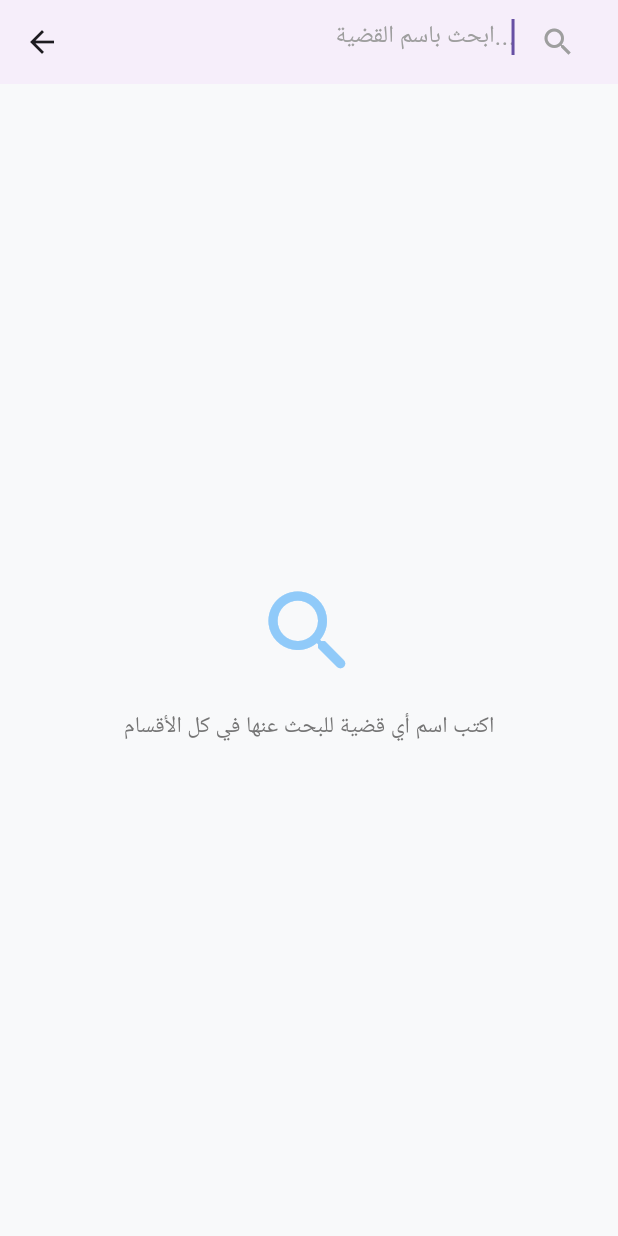
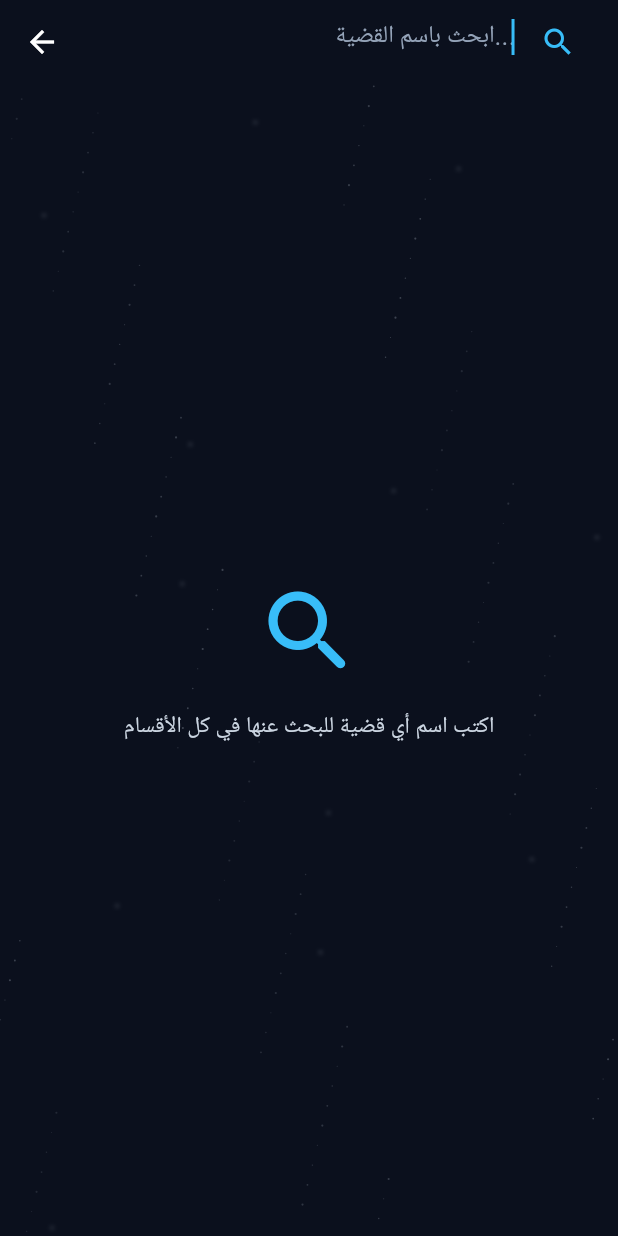
Before and after one commit to hebismail-sketch/learn_law, a Flutter app: the GlobalSearchScreen screen opened directly, on a phone screen of 412 x 824 dp. Run offline on Flutter 3.47's test engine with Material 3 defaults, Android fonts, the phone set to English and light mode, and no system bars; our stand-ins replace connectivity_plus, drift, drift_flutter, flutter_bloc, get_it, supabase_flutter; accounts and stored records are empty; generated files the repository leaves out were written again.

Commit message:
Restyle global case search
Match the search screen with the app's dark palette, starry background, and readable result cards.

Co-authored-by: Copilot <223556219+Copilot@users.noreply.github.com>

```diff
--- a/lib/features/legal_cases/presentation/screens/global_search_screen.dart
+++ b/lib/features/legal_cases/presentation/screens/global_search_screen.dart
@@ -5,6 +5,7 @@ import 'package:supabase_flutter/supabase_flutter.dart';
 import '../../../../core/injection_container.dart';
 import '../../domain/entities/legal_case_entity.dart';
 import '../bloc/legal_cubit.dart';
+import '../widgets/starry_background.dart';
 import 'case_roadmap_screen.dart';
 
 class GlobalSearchScreen extends StatefulWidget {
@@ -60,7 +61,9 @@ class _GlobalSearchScreenState extends State<GlobalSearchScreen> {
     try {
       final response = await _supabase
           .from('legal_cases')
-          .select('id, title, description, subcategory_id, subcategories(id, name)')
+          .select(
+            'id, title, description, subcategory_id, subcategories(id, name)',
+          )
           .ilike('title', '%$query%');
 
       if (mounted) {
@@ -74,7 +77,10 @@ class _GlobalSearchScreenState extends State<GlobalSearchScreen> {
         setState(() => _isLoading = false);
         ScaffoldMessenger.of(context).showSnackBar(
           SnackBar(
-            content: Text('حدث خطأ أثناء البحث: $e', textAlign: TextAlign.right),
+            content: Text(
+              'حدث خطأ أثناء البحث: $e',
+              textAlign: TextAlign.right,
+            ),
             backgroundColor: Colors.red,
           ),
         );
@@ -85,37 +91,44 @@ class _GlobalSearchScreenState extends State<GlobalSearchScreen> {
   @override
   Widget build(BuildContext context) {
     return Scaffold(
-      backgroundColor: const Color(0xFFF8F9FA),
+      backgroundColor: const Color(0xFF0B101D),
       appBar: AppBar(
+        backgroundColor: const Color(0xFF0B101D),
+        foregroundColor: Colors.white,
+        surfaceTintColor: Colors.transparent,
         title: TextField(
           controller: _searchController,
           autofocus: true,
           textAlign: TextAlign.right,
+          style: const TextStyle(color: Colors.white),
+          cursorColor: const Color(0xFF38BDF8),
           decoration: InputDecoration(
             hintText: 'ابحث باسم القضية...',
             border: InputBorder.none,
-            hintStyle: TextStyle(color: Colors.grey.shade500),
+            hintStyle: const TextStyle(color: Color(0xFF94A3B8)),
             suffixIcon: _searchController.text.isNotEmpty
                 ? IconButton(
-                    icon: const Icon(Icons.clear, color: Colors.grey),
+                    icon: const Icon(Icons.clear, color: Color(0xFF94A3B8)),
                     onPressed: () {
                       _searchController.clear();
                       _onSearchChanged('');
                     },
                   )
-                : const Icon(Icons.search, color: Colors.grey),
+                : const Icon(Icons.search, color: Color(0xFF38BDF8)),
           ),
           onChanged: _onSearchChanged,
         ),
-        elevation: 1,
+        elevation: 0,
       ),
-      body: _buildBody(),
+      body: StarryBackground(child: _buildBody()),
     );
   }
 
   Widget _buildBody() {
     if (_isLoading) {
-      return const Center(child: CircularProgressIndicator());
+      return const Center(
+        child: CircularProgressIndicator(color: Color(0xFF38BDF8)),
+      );
     }
 
     if (!_hasSearched || _searchController.text.trim().isEmpty) {
@@ -123,11 +136,15 @@ class _GlobalSearchScreenState extends State<GlobalSearchScreen> {
         child: Column(
           mainAxisAlignment: MainAxisAlignment.center,
           children: [
-            Icon(Icons.search_rounded, size: 72, color: Colors.blue.shade200),
+            const Icon(
+              Icons.search_rounded,
+              size: 72,
+              color: Color(0xFF38BDF8),
+            ),
             const SizedBox(height: 16),
             Text(
               'اكتب اسم أي قضية للبحث عنها في كل الأقسام',
-              style: TextStyle(fontSize: 15, color: Colors.grey.shade600),
+              style: const TextStyle(fontSize: 15, color: Color(0xFFCBD5E1)),
             ),
           ],
         ),
@@ -139,11 +156,19 @@ class _GlobalSearchScreenState extends State<GlobalSearchScreen> {
         child: Column(
           mainAxisAlignment: MainAxisAlignment.center,
           children: [
-            Icon(Icons.folder_off_outlined, size: 64, color: Colors.grey.shade400),
+            const Icon(
+              Icons.folder_off_outlined,
+              size: 64,
+              color: Color(0xFF64748B),
+            ),
             const SizedBox(height: 16),
             const Text(
               'لم يتم العثور على أي نتائج مطابقة',
-              style: TextStyle(fontSize: 16, fontWeight: FontWeight.bold, color: Colors.black54),
+              style: TextStyle(
+                fontSize: 16,
+                fontWeight: FontWeight.bold,
+                color: Color(0xFFCBD5E1),
+              ),
             ),
           ],
         ),
@@ -168,13 +193,14 @@ class _GlobalSearchScreenState extends State<GlobalSearchScreen> {
         return Container(
           margin: const EdgeInsets.only(bottom: 14.0),
           decoration: BoxDecoration(
-            color: Colors.white,
-            borderRadius: BorderRadius.circular(14.0),
+            color: const Color(0xFF161F36),
+            borderRadius: BorderRadius.circular(28.0),
+            border: Border.all(color: const Color(0xFF35425D)),
             boxShadow: [
               BoxShadow(
-                color: Colors.black.withOpacity(0.04),
-                blurRadius: 8,
-                offset: const Offset(0, 3),
+                color: Colors.black.withValues(alpha: 0.25),
+                blurRadius: 15,
+                offset: const Offset(0, 6),
               ),
             ],
           ),
@@ -182,45 +208,76 @@ class _GlobalSearchScreenState extends State<GlobalSearchScreen> {
           child: Material(
             color: Colors.transparent,
             child: ListTile(
-            contentPadding: const EdgeInsets.symmetric(horizontal: 16.0, vertical: 8.0),
-            leading: const Icon(Icons.arrow_back_ios_new, size: 16, color: Colors.grey),
+              contentPadding: const EdgeInsets.symmetric(
+                horizontal: 16.0,
+                vertical: 8.0,
+              ),
+              leading: const Icon(
+                Icons.arrow_back_ios_new,
+                size: 16,
+                color: Color(0xFF94A3B8),
+              ),
               trailing: Container(
-              padding: const EdgeInsets.all(10),
+                padding: const EdgeInsets.all(11),
                 decoration: BoxDecoration(
-                color: Colors.blue.shade50,
+                  color: const Color(0xFF202B43),
                   shape: BoxShape.circle,
+                  border: Border.all(
+                    color: const Color(0xFF38BDF8).withValues(alpha: 0.45),
                   ),
-              child: Icon(Icons.article_rounded, color: Colors.blue.shade700, size: 22),
+                ),
+                child: const Icon(
+                  Icons.article_rounded,
+                  color: Color(0xFF38BDF8),
+                  size: 22,
+                ),
               ),
               title: Text(
                 legalCaseEntity.name,
                 textAlign: TextAlign.right,
-              style: const TextStyle(fontWeight: FontWeight.bold, fontSize: 16),
+                style: const TextStyle(
+                  fontWeight: FontWeight.bold,
+                  fontSize: 16,
+                  color: Colors.white,
+                ),
               ),
               subtitle: Column(
                 crossAxisAlignment: CrossAxisAlignment.end,
                 children: [
-                if (legalCaseEntity.description != null && legalCaseEntity.description!.isNotEmpty) ...[
+                  if (legalCaseEntity.description != null &&
+                      legalCaseEntity.description!.isNotEmpty) ...[
                     const SizedBox(height: 4),
                     Text(
                       legalCaseEntity.description!,
                       textAlign: TextAlign.right,
                       maxLines: 1,
                       overflow: TextOverflow.ellipsis,
-                    style: TextStyle(fontSize: 12, color: Colors.grey.shade600),
+                      style: const TextStyle(
+                        fontSize: 12,
+                        color: Color(0xFFCBD5E1),
+                      ),
                     ),
                   ],
                   const SizedBox(height: 6),
                   Container(
-                  padding: const EdgeInsets.symmetric(horizontal: 8, vertical: 3),
+                    padding: const EdgeInsets.symmetric(
+                      horizontal: 8,
+                      vertical: 3,
+                    ),
                     decoration: BoxDecoration(
-                    color: Colors.amber.shade50,
-                    borderRadius: BorderRadius.circular(6),
-                    border: Border.all(color: Colors.amber.shade200),
+                      color: const Color(0xFF082F49),
+                      borderRadius: BorderRadius.circular(20),
+                      border: Border.all(
+                        color: const Color(0xFF38BDF8).withValues(alpha: 0.35),
+                      ),
                     ),
                     child: Text(
                       subcategoryName,
-                    style: TextStyle(fontSize: 11, color: Colors.amber.shade900, fontWeight: FontWeight.bold),
+                      style: const TextStyle(
+                        fontSize: 11,
+                        color: Color(0xFF7DD3FC),
+                        fontWeight: FontWeight.bold,
+                      ),
                     ),
                   ),
                 ],
@@ -231,7 +288,8 @@ class _GlobalSearchScreenState extends State<GlobalSearchScreen> {
                   context,
                   MaterialPageRoute(
                     builder: (_) => BlocProvider(
-                    create: (_) => sl<LegalCubit>()..fetchCaseSteps(legalCaseEntity.id),
+                      create: (_) =>
+                          sl<LegalCubit>()..fetchCaseSteps(legalCaseEntity.id),
                       child: CaseRoadmapScreen(legalCase: legalCaseEntity),
                     ),
                   ),
```
Lines whose indentation alone changed are shown as unchanged.
